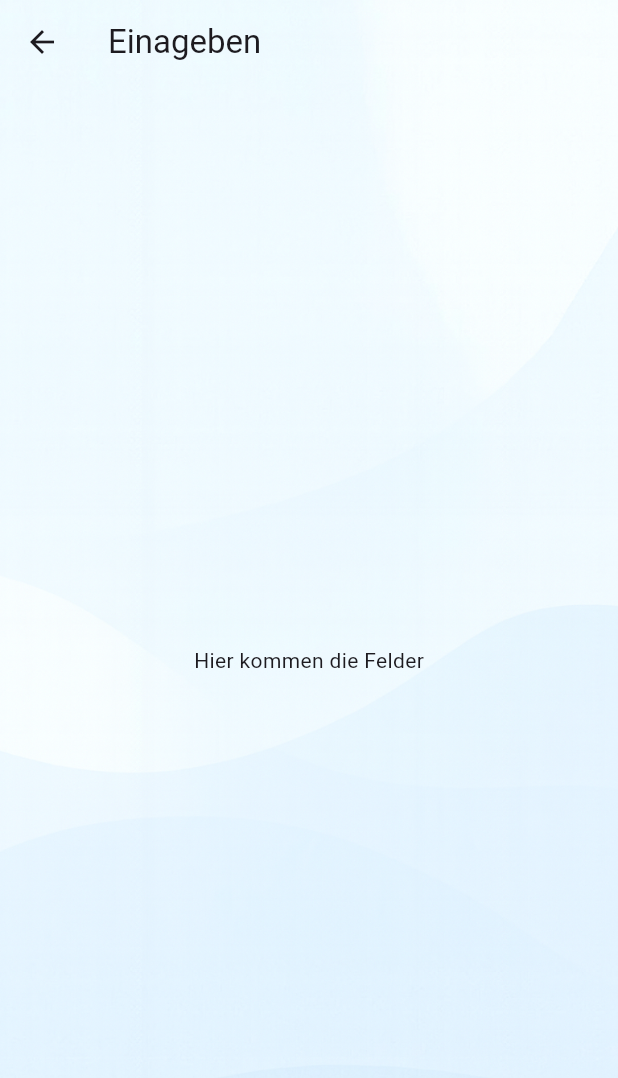
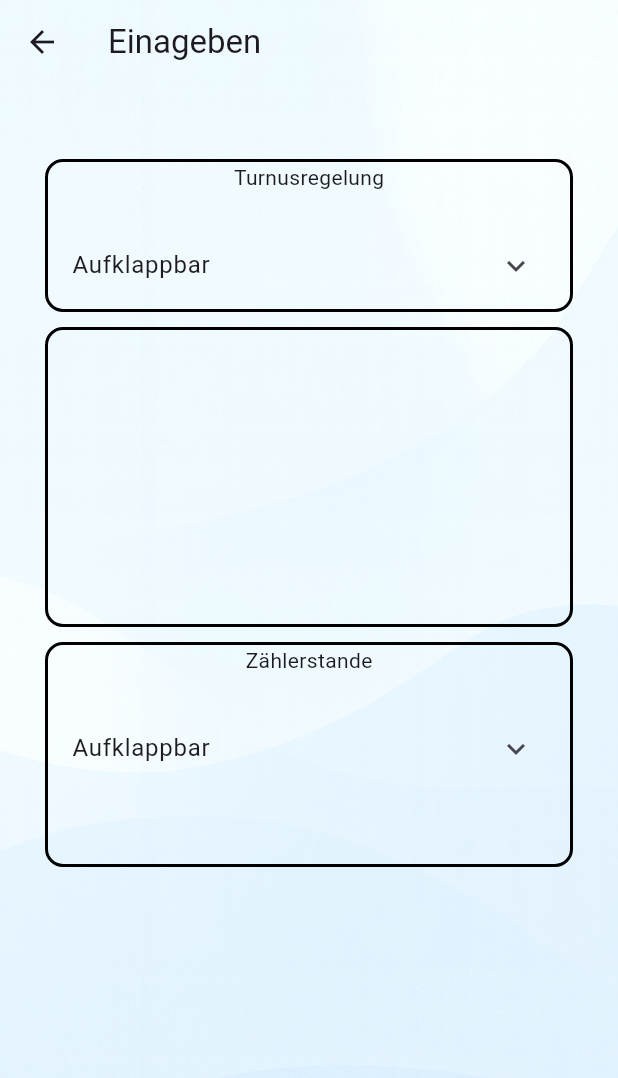
Before and after one commit to Tobias-Kroll/stromzaehler_app, a Flutter app: the EingabenSeite screen opened directly, on a phone screen of 412 x 824 dp. Shown: the top 1078 px of the screen. Run offline on Flutter 3.47's test engine with Material 3 defaults, Android fonts, the phone set to English and light mode, and no system bars; our stand-ins replace fl_chart.

Commit message:
Zweite Seite Design Grundgerüst

```diff
--- a/lib/eingaben_page.dart
+++ b/lib/eingaben_page.dart
@@ -37,11 +37,87 @@ class EingabenSeite extends StatelessWidget {
         backgroundColor: Colors.transparent,
         title: const Text("Einageben"),
       ),
-      body: const Center(
-        child: Text("Hier kommen die Felder"),
+      body: Container(
+      margin: EdgeInsets.symmetric(horizontal: 20, vertical: 50),
+
+      child: CustomScrollView(
+        //controller: scrollCtrl,
+        slivers: [
+          SliverToBoxAdapter(
+           child: Container(
+             decoration: BoxDecoration(
+               border: Border.all(
+                 color: Colors.black,
+                 width: 2,
+               ),
+               borderRadius: BorderRadius.circular(12),
+             ),
+             //height: ,
+               margin: EdgeInsets.symmetric(horizontal: 10),
+               child: Column(
+                 children: [
+                    Text('Turnusregelung'),
+                    SizedBox(height: 20,),
+                    ExpansionTile(
+                       title: Text('Aufklappbar'),
+                      children: List.generate(
+                      20,
+                          (i) => ListTile(
+                        leading: Icon(Icons.bolt),
+                        title: Text('Eintrag $i'),
+                        subtitle: Text('Detail zu Eintrag $i'),
+                      ),
+                    ),
+                   ),
+                 ],
+               ),
+           ),
+          ),
+
+          SliverToBoxAdapter(
+            child: Container(
+              decoration: BoxDecoration(
+                border: Border.all(
+                  color: Colors.black,
+                  width: 2,
+                ),
+                borderRadius: BorderRadius.circular(12),
+              ),
+              margin: EdgeInsets.symmetric(horizontal: 10, vertical: 10),
+              height: 200,
+            ),
+          ),
+
+          SliverToBoxAdapter(
+            child: Container(
+              decoration: BoxDecoration(
+                border: Border.all(
+                  color: Colors.black,
+                  width: 2,
+                ),
+                borderRadius: BorderRadius.circular(12),
+              ),
+
+              height: 150,
+              margin: EdgeInsets.symmetric(horizontal: 10),
+              child: Column(
+                children: [
+                  Text('Zählerstande'),
+                  SizedBox(height: 20,),
+                  ExpansionTile(
+                      title: Text('Aufklappbar')
+                  ),
+                ],
+              ),
+            ),
+          ),
+        ],
       ),
-    )
+
+      ),
+      ),
     );
+
   }
 
 }
```
